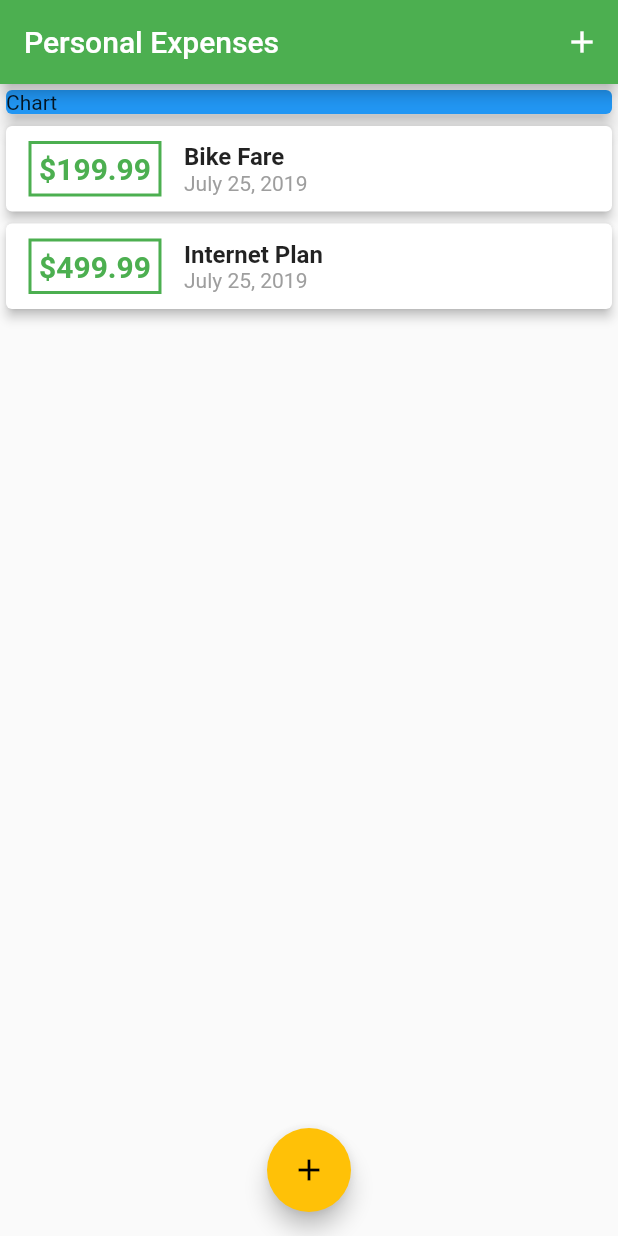
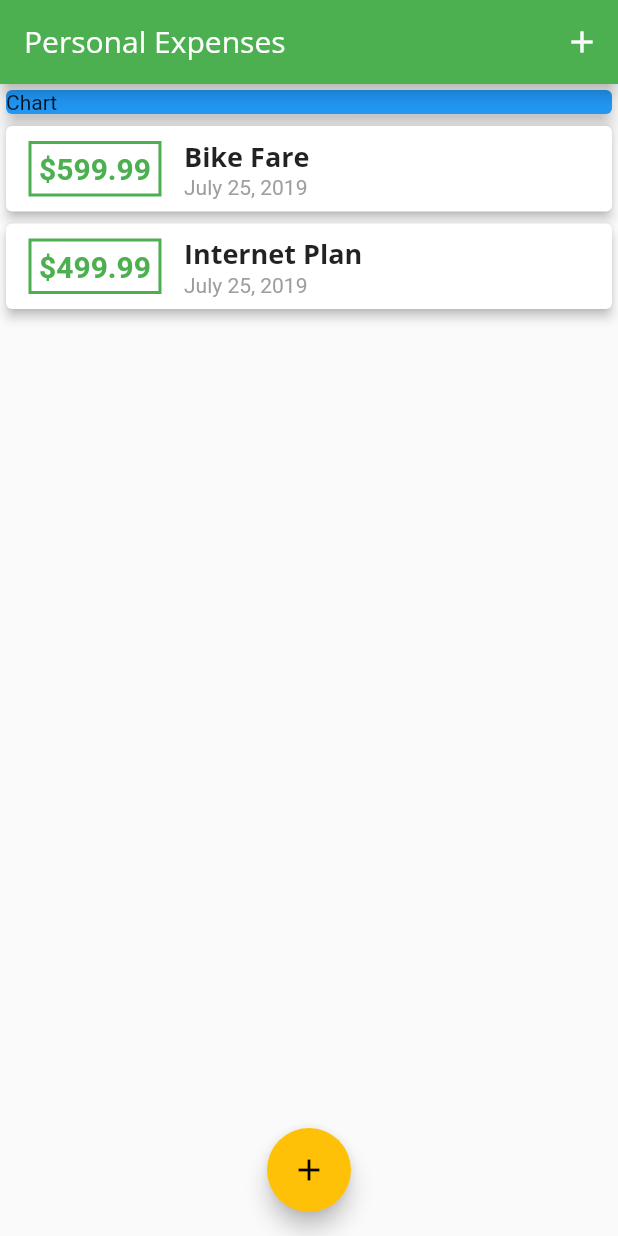
Before and after one commit to lhamycodes/flutter_expense_tracker, a Flutter app: the screen it shows after launch, on a phone screen of 412 x 824 dp. Run offline on Flutter 3.47's test engine with Material 2 defaults, Android fonts, the phone set to English and light mode, and no system bars.

Commit message:
Update Files

```diff
--- a/lib/main.dart
+++ b/lib/main.dart
@@ -16,6 +16,22 @@ class MyApp extends StatelessWidget {
       theme: ThemeData(
         primarySwatch: Colors.green,
         accentColor: Colors.amber,
+        fontFamily: 'Quicksand',
+        textTheme: ThemeData.light().textTheme.copyWith(
+              title: TextStyle(
+                fontFamily: 'OpenSans',
+                fontWeight: FontWeight.bold,
+                fontSize: 18,
+              ),
+            ),
+        appBarTheme: AppBarTheme(
+          textTheme: ThemeData.light().textTheme.copyWith(
+                title: TextStyle(
+                  fontFamily: 'OpenSans',
+                  fontSize: 20,
+                ),
+              ),
+        ),
       ),
       home: MyHomePage(),
     );
@@ -33,7 +49,7 @@ class _MyHomePageState extends State<MyHomePage> {
     Transaction(
       id: 'tx_0001',
       title: 'Bike Fare',
-      amount: 199.99,
+      amount: 599.99,
       date: DateTime.now(),
     ),
     Transaction(
@@ -74,7 +90,9 @@ class _MyHomePageState extends State<MyHomePage> {
   Widget build(BuildContext context) {
     return Scaffold(
       appBar: AppBar(
-        title: Text('Personal Expenses'),
+        title: Text(
+          'Personal Expenses',
+        ),
         actions: <Widget>[
           IconButton(
             icon: Icon(Icons.add),
--- a/lib/widgets/transaction_list.dart
+++ b/lib/widgets/transaction_list.dart
@@ -44,10 +44,7 @@ class TransactionList extends StatelessWidget {
                   children: <Widget>[
                     Text(
                       tx.title,
-                      style: TextStyle(
-                        fontWeight: FontWeight.bold,
-                        fontSize: 16,
-                      ),
+                      style: Theme.of(context).textTheme.title,
                     ),
                     Text(
                       DateFormat.yMMMMd().format(tx.date),
```
Also changed, not shown: pubspec.yaml (+11 -6 lines), assets/fonts/OpenSans-Bold.ttf (added), assets/fonts/OpenSans-Regular.ttf (added), assets/fonts/Quicksand-Bold.ttf (added), assets/fonts/Quicksand-Light.ttf (added), assets/fonts/Quicksand-Medium.ttf (added), assets/fonts/Quicksand-Regular.ttf (added).
